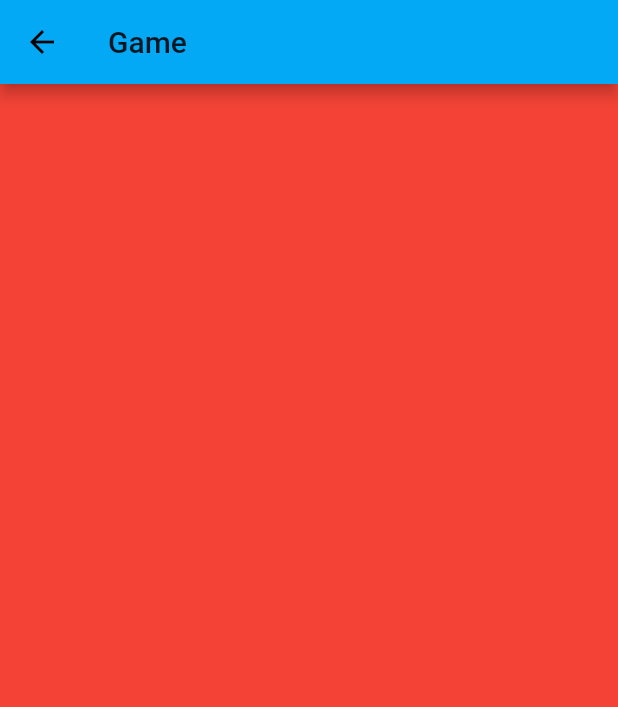
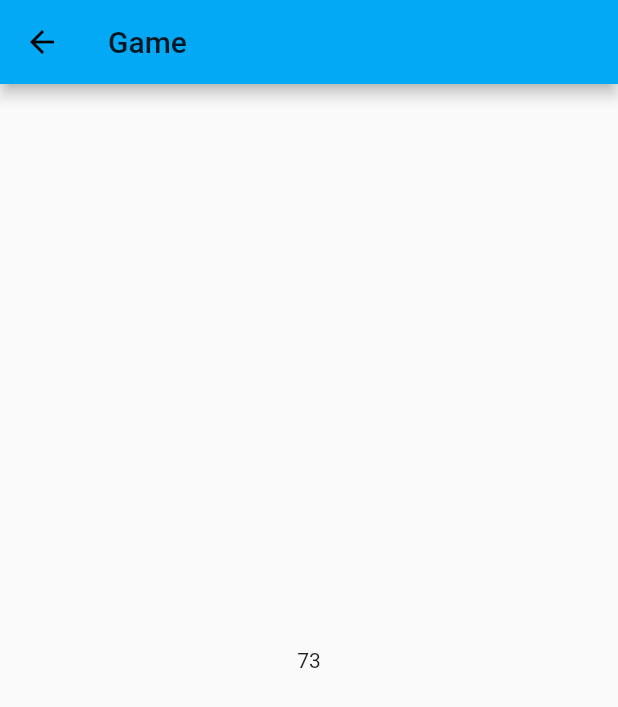
Before and after one commit to 0si43/bingo, a Flutter app: the GamePage screen opened directly, on a phone screen of 412 x 824 dp. Shown: the top 707 px of the screen. Run offline on Flutter 3.47's test engine with Material 2 defaults, Android fonts, the phone set to English and light mode, and no system bars.

Commit message:
乱数で１〜７５を表示した

```diff
--- a/lib/game_page.dart
+++ b/lib/game_page.dart
@@ -1,4 +1,5 @@
 import 'package:flutter/material.dart';
+import 'dart:math' as math;
 
 class GamePage extends StatefulWidget {
   @override
@@ -8,12 +9,14 @@ class GamePage extends StatefulWidget {
 class _GamePageState extends State<GamePage> {
   @override
   Widget build(BuildContext context) {
+    var _numbers = List<int>.generate(74, (i) => i + 1);
+    var _rand = new math.Random();
     return Scaffold(
       appBar: AppBar(
         title: Text("Game"),
       ),
-      body: Container(
-        color: Colors.red,
+      body: Center(
+        child: Text(_numbers[_rand.nextInt(74)].toString()),
       ),
     );
   }
```
